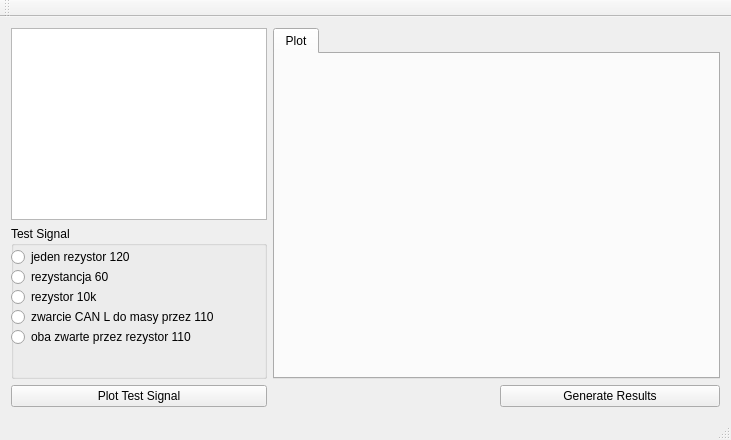
Qt form forms/mainwindow.ui (m-kalkowski/svm-multiclass-learner) before a commit.
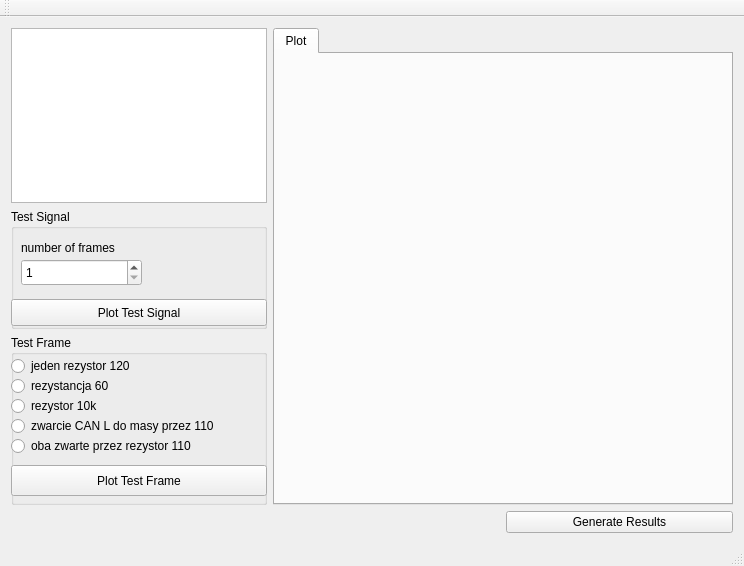
The same form after that commit. Custom widgets are drawn as their Qt base class.

Commit message: add signal plot

The edit to the form file:
```diff
--- a/forms/mainwindow.ui
+++ b/forms/mainwindow.ui
@@ -6,8 +6,8 @@
    <rect>
     <x>0</x>
     <y>0</y>
-    <width>731</width>
-    <height>440</height>
+    <width>744</width>
+    <height>566</height>
    </rect>
   </property>
   <property name="windowTitle">
@@ -15,7 +15,14 @@
   </property>
   <widget class="QWidget" name="centralWidget">
    <layout class="QGridLayout" name="gridLayout">
-    <item row="0" column="1" rowspan="2" colspan="2">
+    <item row="4" column="2">
+     <widget class="QPushButton" name="generateResultsButton">
+      <property name="text">
+       <string>Generate Results</string>
+      </property>
+     </widget>
+    </item>
+    <item row="0" column="1" rowspan="3" colspan="2">
      <widget class="QTabWidget" name="tabWidget">
       <property name="currentIndex">
        <number>0</number>
@@ -27,24 +34,10 @@
       </widget>
      </widget>
     </item>
-    <item row="3" column="0">
-     <widget class="QPushButton" name="plotTestButton">
-      <property name="text">
-       <string>Plot Test Signal</string>
-      </property>
-     </widget>
-    </item>
-    <item row="3" column="2">
-     <widget class="QPushButton" name="generateResultsButton">
-      <property name="text">
-       <string>Generate Results</string>
-      </property>
-     </widget>
-    </item>
     <item row="0" column="0">
      <widget class="QListWidget" name="features">
       <property name="sizePolicy">
-       <sizepolicy hsizetype="Fixed" vsizetype="Minimum">
+       <sizepolicy hsizetype="Fixed" vsizetype="Expanding">
         <horstretch>0</horstretch>
         <verstretch>0</verstretch>
        </sizepolicy>
@@ -52,10 +45,83 @@
      </widget>
     </item>
     <item row="1" column="0">
-     <widget class="QGroupBox" name="randomSignal">
+     <widget class="QGroupBox" name="groupBox">
+      <property name="sizePolicy">
+       <sizepolicy hsizetype="Preferred" vsizetype="Expanding">
+        <horstretch>0</horstretch>
+        <verstretch>0</verstretch>
+       </sizepolicy>
+      </property>
+      <property name="minimumSize">
+       <size>
+        <width>0</width>
+        <height>120</height>
+       </size>
+      </property>
       <property name="title">
        <string>Test Signal</string>
       </property>
+      <widget class="QSpinBox" name="numOfFrames">
+       <property name="geometry">
+        <rect>
+         <x>10</x>
+         <y>50</y>
+         <width>121</width>
+         <height>27</height>
+        </rect>
+       </property>
+       <property name="minimum">
+        <number>1</number>
+       </property>
+       <property name="maximum">
+        <number>100</number>
+       </property>
+      </widget>
+      <widget class="QLabel" name="label">
+       <property name="geometry">
+        <rect>
+         <x>10</x>
+         <y>30</y>
+         <width>131</width>
+         <height>17</height>
+        </rect>
+       </property>
+       <property name="text">
+        <string>number of frames</string>
+       </property>
+      </widget>
+      <widget class="QPushButton" name="plotSignalButton">
+       <property name="geometry">
+        <rect>
+         <x>0</x>
+         <y>90</y>
+         <width>256</width>
+         <height>27</height>
+        </rect>
+       </property>
+       <property name="text">
+        <string>Plot Test Signal</string>
+       </property>
+      </widget>
+     </widget>
+    </item>
+    <item row="2" column="0">
+     <widget class="QGroupBox" name="randomSignal">
+      <property name="sizePolicy">
+       <sizepolicy hsizetype="Preferred" vsizetype="Expanding">
+        <horstretch>0</horstretch>
+        <verstretch>0</verstretch>
+       </sizepolicy>
+      </property>
+      <property name="minimumSize">
+       <size>
+        <width>0</width>
+        <height>170</height>
+       </size>
+      </property>
+      <property name="title">
+       <string>Test Frame</string>
+      </property>
       <property name="flat">
        <bool>true</bool>
       </property>
@@ -127,6 +193,19 @@
         <string>oba zwarte przez rezystor 110</string>
        </property>
       </widget>
+      <widget class="QPushButton" name="plotTestButton">
+       <property name="geometry">
+        <rect>
+         <x>0</x>
+         <y>130</y>
+         <width>256</width>
+         <height>31</height>
+        </rect>
+       </property>
+       <property name="text">
+        <string>Plot Test Frame</string>
+       </property>
+      </widget>
      </widget>
     </item>
    </layout>
```
Left out of the diff: 2 changed lines with no effect on the pictures. The commit also changes 5 other files.
